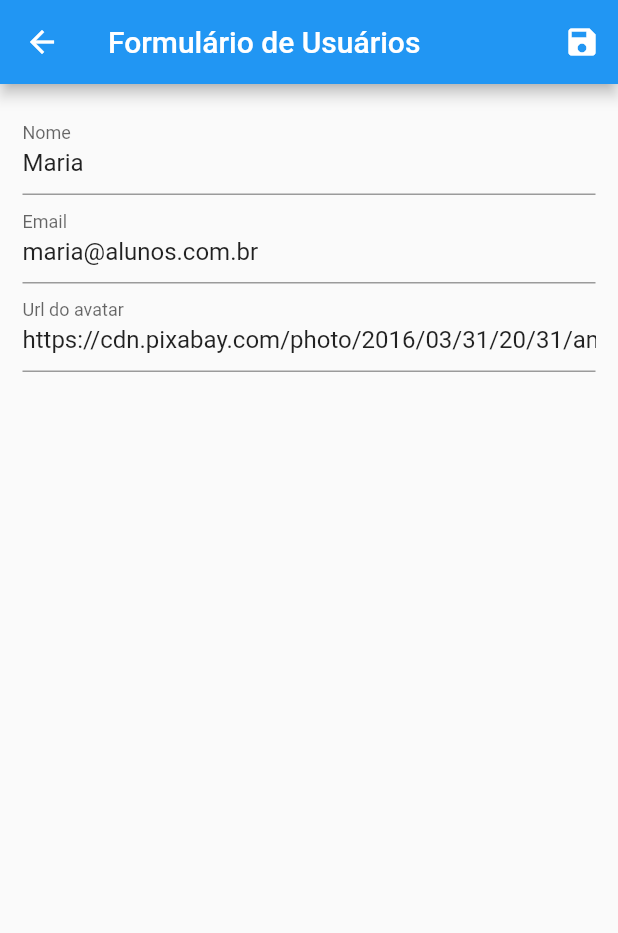
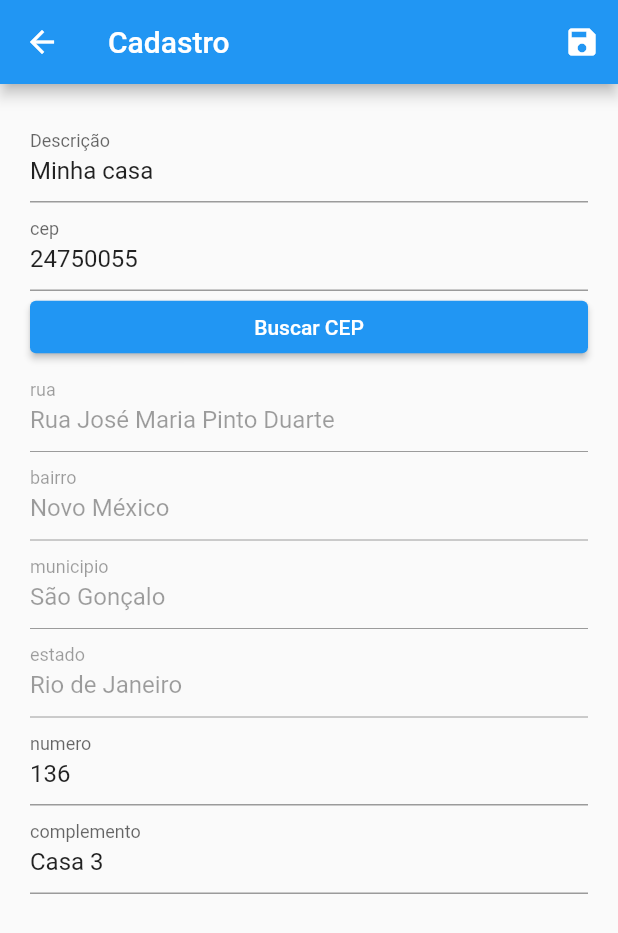
Before and after one commit to rogerioloualonso/BasicAppFlutter, a Flutter app: the screen it shows after launch, after a tap on the "edit" icon, on a phone screen of 412 x 824 dp. Shown: the top 933 px of the screen. Run offline on Flutter 3.47's test engine with Material 2 defaults, Android fonts, the light colour scheme and no system bars.

Commit message:
Atualização do CRUD para endereços

```diff
--- a/lib/components/user_tile.dart
+++ b/lib/components/user_tile.dart
@@ -1,28 +1,24 @@
-import 'package:exemplo/models/user.dart';
+import 'package:exemplo/models/endereco.dart';
 import 'package:exemplo/provider/users.dart';
 import 'package:exemplo/routes/app_routes.dart';
 import 'package:flutter/material.dart';
 import 'package:provider/provider.dart';
-import 'package:flutter/src/widgets/basic.dart';
-import 'package:flutter/src/widgets/framework.dart';
 
 class UserTile extends StatelessWidget {
-  final User user;
+  final Endereco endereco;
 
-  const UserTile(this.user);
+  const UserTile(this.endereco);
 
   @override
   Widget build(BuildContext context) {
-    final avatar = user.avatarUrl == null || user.avatarUrl.isEmpty
-        ? CircleAvatar(
-            child: Icon(Icons.person),
-          )
-        : CircleAvatar(backgroundImage: NetworkImage(user.avatarUrl));
+    final avatar = CircleAvatar(
+      child: Icon(Icons.house_outlined),
+    );
 
     return ListTile(
         leading: avatar,
-        title: Text(user.name),
-        subtitle: Text(user.email),
+        title: Text(endereco.descricao),
+        subtitle: Text(endereco.rua),
         trailing: Container(
           width: 100,
           child: Row(children: <Widget>[
@@ -31,7 +27,7 @@ class UserTile extends StatelessWidget {
               color: Colors.orange,
               onPressed: () {
                 Navigator.of(context)
-                    .pushNamed(AppRoutes.USER_FORM, arguments: user);
+                    .pushNamed(AppRoutes.USER_FORM, arguments: endereco);
               },
             ),
             IconButton(
@@ -56,7 +52,8 @@ class UserTile extends StatelessWidget {
                   ),
                 ).then((confirmed) {
                   if (confirmed) {
-                    Provider.of<Users>(context, listen: false).remove(user);
+                    Provider.of<Enderecos>(context, listen: false)
+                        .remove(endereco);
                   }
                 });
               },
--- /dev/null
+++ b/lib/data/dummy_endereco.dart
@@ -0,0 +1,15 @@
+import 'package:exemplo/models/endereco.dart';
+
+const DUMMY_ENDERECO = {
+  '1': Endereco(
+    id: '1',
+    descricao: 'Minha casa',
+    cep: '24750055',
+    rua: 'Rua José Maria Pinto Duarte',
+    numero: '136',
+    complemento: 'Casa 3',
+    bairro: 'Novo México',
+    municipio: 'São Gonçalo',
+    estado: 'Rio de Janeiro',
+  ),
+};
--- a/lib/data/dummy_user.dart
+++ /dev/null
@@ -1,22 +0,0 @@
-import 'package:exemplo/models/user.dart';
-
-const DUMMY_USERS = {
-  '1': User(
-      id: '1',
-      name: 'Maria',
-      email: 'maria@alunos.com.br',
-      avatarUrl:
-          'https://cdn.pixabay.com/photo/2016/03/31/20/31/amazed-1295833_960_720.png'),
-  '2': User(
-      id: '2',
-      name: 'João',
-      email: 'João@alunos.com.br',
-      avatarUrl:
-          'https://cdn.pixabay.com/photo/2013/07/13/10/07/man-156584_960_720.png'),
-  '3': User(
-      id: '3',
-      name: 'Zézinho',
-      email: 'Zézinho@alunos.com.br',
-      avatarUrl:
-          'https://cdn.pixabay.com/photo/2016/12/13/16/17/dancer-1904467_960_720.png'),
-};
--- a/lib/main.dart
+++ b/lib/main.dart
@@ -17,7 +17,7 @@ class MyApp extends StatelessWidget {
     return MultiProvider(
       providers: [
         ChangeNotifierProvider(
-          create: (ctx) => Users(),
+          create: (ctx) => Enderecos(),
         )
       ],
       child: MaterialApp(
@@ -26,7 +26,7 @@ class MyApp extends StatelessWidget {
           primarySwatch: Colors.blue,
         ),
         routes: {
-          AppRoutes.HOME: (_) => UserList(),
+          AppRoutes.HOME: (_) => EnderecoList(),
           AppRoutes.USER_FORM: (_) => UserForm(),
         },
       ),
--- /dev/null
+++ b/lib/models/endereco.dart
@@ -0,0 +1,22 @@
+class Endereco {
+  final String id;
+  final String descricao;
+  final String cep;
+  final String rua;
+  final String numero;
+  final String complemento;
+  final String bairro;
+  final String municipio;
+  final String estado;
+
+  const Endereco(
+      {this.id = '',
+      required this.descricao,
+      required this.cep,
+      required this.rua,
+      required this.numero,
+      required this.complemento,
+      required this.bairro,
+      required this.municipio,
+      required this.estado});
+}
--- a/lib/models/user.dart
+++ /dev/null
@@ -1,12 +0,0 @@
-class User {
-  final String id;
-  final String name;
-  final String email;
-  final String avatarUrl;
-
-  const User(
-      {this.id = '',
-      required this.name,
-      required this.email,
-      this.avatarUrl = ''});
-}
--- a/lib/provider/users.dart
+++ b/lib/provider/users.dart
@@ -1,13 +1,12 @@
 import 'dart:math';
-
-import 'package:exemplo/data/dummy_user.dart';
-import 'package:exemplo/models/user.dart';
+import 'package:exemplo/data/dummy_endereco.dart';
+import 'package:exemplo/models/endereco.dart';
 import 'package:flutter/material.dart';
 
-class Users with ChangeNotifier {
-  Map<String, User> _items = {...DUMMY_USERS};
+class Enderecos with ChangeNotifier {
+  Map<String, Endereco> _items = {...DUMMY_ENDERECO};
 
-  List<User> get all {
+  List<Endereco> get all {
     return [..._items.values];
   }
 
@@ -15,45 +14,54 @@ class Users with ChangeNotifier {
     return _items.length;
   }
 
-  User byIndex(int i) {
+  Endereco byIndex(int i) {
     return _items.values.elementAt(i);
   }
 
-  void put(User user) {
-    if (user == null) {
+  void put(Endereco endereco) {
+    if (endereco == null) {
       return;
     }
 
-    if (user.id != null &&
-        !user.id.trim().isEmpty &&
-        _items.containsKey(user.id)) {
+    if (endereco.id != null &&
+        !endereco.id.trim().isEmpty &&
+        _items.containsKey(endereco.id)) {
       _items.update(
-        user.id,
-        (_) => User(
-            id: user.id,
-            name: user.name,
-            email: user.email,
-            avatarUrl: user.avatarUrl),
+        endereco.id,
+        (_) => Endereco(
+            id: endereco.id,
+            descricao: endereco.descricao,
+            cep: endereco.cep,
+            rua: endereco.rua,
+            numero: endereco.numero,
+            complemento: endereco.complemento,
+            bairro: endereco.bairro,
+            municipio: endereco.municipio,
+            estado: endereco.estado),
       );
     } else {
       final id = Random().nextDouble().toString();
       _items.putIfAbsent(
         id,
-        () => User(
-          id: id,
-          name: user.name,
-          email: user.email,
-          avatarUrl: user.avatarUrl,
-        ),
+        () => Endereco(
+            id: id,
+            descricao: endereco.descricao,
+            cep: endereco.cep,
+            rua: endereco.rua,
+            numero: endereco.numero,
+            complemento: endereco.complemento,
+            bairro: endereco.bairro,
+            municipio: endereco.municipio,
+            estado: endereco.estado),
       );
     }
 
     notifyListeners(); //Notifica que teve alteração
   }
 
-  void remove(User user) {
-    if (user != null && user.id != null) {
-      _items.remove(user.id);
+  void remove(Endereco endereco) {
+    if (endereco != null && endereco.id != null) {
+      _items.remove(endereco.id);
       notifyListeners();
     }
   }
--- a/lib/views/user_form.dart
+++ b/lib/views/user_form.dart
@@ -1,4 +1,4 @@
-import 'package:exemplo/models/user.dart';
+import 'package:exemplo/models/endereco.dart';
 import 'package:exemplo/provider/users.dart';
 import 'package:flutter/material.dart';
 import 'package:provider/provider.dart';
@@ -7,38 +7,48 @@ class UserForm extends StatelessWidget {
   final _form = GlobalKey<FormState>();
   final Map<String, String> _formData = {};
 
-  void _loadFormData(User user) {
-    if (user != null) {
-      _formData['id'] = user.id;
-      _formData['name'] = user.name;
-      _formData['email'] = user.email;
-      _formData['avatarUrl'] = user.avatarUrl;
+  void _loadFormData(Endereco endereco) {
+    if (endereco != null) {
+      _formData['id'] = endereco.id;
+      _formData['descricao'] = endereco.descricao;
+      _formData['cep'] = endereco.cep;
+      _formData['rua'] = endereco.rua;
+      _formData['numero'] = endereco.numero;
+      _formData['complemento'] = endereco.complemento;
+      _formData['bairro'] = endereco.bairro;
+      _formData['municipio'] = endereco.municipio;
+      _formData['estado'] = endereco.estado;
     }
   }
 
   @override
   Widget build(BuildContext context) {
-    final userTest = ModalRoute.of(context)?.settings.arguments;
+    final enderecoTest = ModalRoute.of(context)?.settings.arguments;
 
-    if (userTest != null) {
-      final user = ModalRoute.of(context)!.settings.arguments as User;
-      _loadFormData(user);
+    if (enderecoTest != null) {
+      final endereco = ModalRoute.of(context)!.settings.arguments as Endereco;
+      _loadFormData(endereco);
     }
 
     return Scaffold(
-        appBar: AppBar(title: Text('Formulário de Usuários'), actions: <Widget>[
+        appBar: AppBar(title: Text('Cadastro'), actions: <Widget>[
           IconButton(
             icon: Icon(Icons.save),
             onPressed: () {
               final isValid = _form.currentState!.validate();
               if (isValid) {
                 _form.currentState?.save();
-                Provider.of<Users>(context, listen: false).put(
-                  User(
+                Provider.of<Enderecos>(context, listen: false).put(
+                  Endereco(
                     id: _formData['id'] == null ? '' : _formData['id']!,
-                    name: _formData['name']!,
-                    email: _formData['email']!,
-                    avatarUrl: _formData['avatarUrl']!,
+                    descricao: _formData['descricao']!,
+                    cep: _formData['cep']!,
+                    rua: _formData['rua']!,
+                    numero: _formData['numero']!,
+                    complemento: _formData['complemento']!,
+                    bairro: _formData['bairro']!,
+                    municipio: _formData['municipio']!,
+                    estado: _formData['estado']!,
                   ),
                 );
                 Navigator.of(context).pop();
@@ -47,34 +57,72 @@ class UserForm extends StatelessWidget {
           )
         ]),
         body: Padding(
-          padding: EdgeInsets.all(15),
+          padding: EdgeInsets.all(20),
           child: Form(
               key: _form,
-              child: Column(children: <Widget>[
+              child: ListView(children: <Widget>[
                 TextFormField(
-                  initialValue: _formData['name'],
-                  decoration: InputDecoration(labelText: 'Nome'),
+                  initialValue: _formData['descricao'],
+                  decoration: InputDecoration(labelText: 'Descrição'),
                   validator: (value) {
                     if (value == null || value.trim().isEmpty) {
-                      return 'Nome inválido';
+                      return 'Descrição inválida';
                     }
                     if (value.trim().length <= 3) {
-                      return 'Nme muito pequeno, no mínimo 3 letras.';
+                      return 'Descrição muito pequena, no mínimo 3 letras.';
                     }
                     return null;
                   },
-                  onSaved: (value) => _formData['name'] = value!,
+                  onSaved: (value) => _formData['descricao'] = value!,
                 ),
                 TextFormField(
-                  initialValue: _formData['email'],
-                  decoration: InputDecoration(labelText: 'Email'),
-                  onSaved: (value) => _formData['email'] = value!,
+                  initialValue: _formData['cep'],
+                  decoration: InputDecoration(labelText: 'cep'),
+                  onSaved: (value) => _formData['cep'] = value!,
+                  keyboardType: TextInputType.number,
+                ),
+                ElevatedButton(
+                  onPressed: () {},
+                  child: Text('Buscar CEP'),
+                  style: ButtonStyle(
+                      minimumSize: MaterialStateProperty.all(Size(10, 35))),
                 ),
                 TextFormField(
-                  initialValue: _formData['avatarUrl'],
-                  decoration: InputDecoration(labelText: 'Url do avatar'),
-                  onSaved: (value) => _formData['avatarUrl'] = value!,
+                  initialValue: _formData['rua'],
+                  decoration: InputDecoration(labelText: 'rua'),
+                  onSaved: (value) => _formData['rua'] = value!,
+                  enabled: false,
                 ),
+                TextFormField(
+                  initialValue: _formData['bairro'],
+                  decoration: InputDecoration(labelText: 'bairro'),
+                  onSaved: (value) => _formData['bairro'] = value!,
+                  enabled: false,
+                ),
+                TextFormField(
+                  initialValue: _formData['municipio'],
+                  decoration: InputDecoration(labelText: 'municipio'),
+                  onSaved: (value) => _formData['municipio'] = value!,
+                  enabled: false,
+                ),
+                TextFormField(
+                  initialValue: _formData['estado'],
+                  decoration: InputDecoration(labelText: 'estado'),
+                  onSaved: (value) => _formData['estado'] = value!,
+                  enabled: false,
+                ),
+                TextFormField(
+                  initialValue: _formData['numero'],
+                  decoration: InputDecoration(labelText: 'numero'),
+                  onSaved: (value) => _formData['numero'] = value!,
+                  keyboardType: TextInputType.number,
+                ),
+                TextFormField(
+                  initialValue: _formData['complemento'],
+                  decoration: InputDecoration(labelText: 'complemento'),
+                  onSaved: (value) => _formData['complemento'] = value!,
+                  keyboardType: TextInputType.number,
+                )
               ])),
         ));
   }
--- a/lib/views/user_list.dart
+++ b/lib/views/user_list.dart
@@ -1,18 +1,17 @@
 import 'package:exemplo/components/user_tile.dart';
-import 'package:exemplo/models/user.dart';
 import 'package:exemplo/provider/users.dart';
 import 'package:exemplo/routes/app_routes.dart';
 import 'package:flutter/material.dart';
 import 'package:provider/provider.dart';
 
-class UserList extends StatelessWidget {
+class EnderecoList extends StatelessWidget {
   @override
   Widget build(BuildContext context) {
-    final Users users = Provider.of(context);
+    final Enderecos enderecos = Provider.of(context);
 
     return Scaffold(
         appBar: AppBar(
-          title: Text('Lista de Usários'),
+          title: Text('Meus Endereços'),
           actions: <Widget>[
             IconButton(
                 icon: Icon(Icons.add),
@@ -22,8 +21,8 @@ class UserList extends StatelessWidget {
           ],
         ),
         body: ListView.builder(
-          itemCount: users.count,
-          itemBuilder: (ctx, i) => UserTile(users.byIndex(i)),
+          itemCount: enderecos.count,
+          itemBuilder: (ctx, i) => UserTile(enderecos.byIndex(i)),
         ));
   }
 }
```
